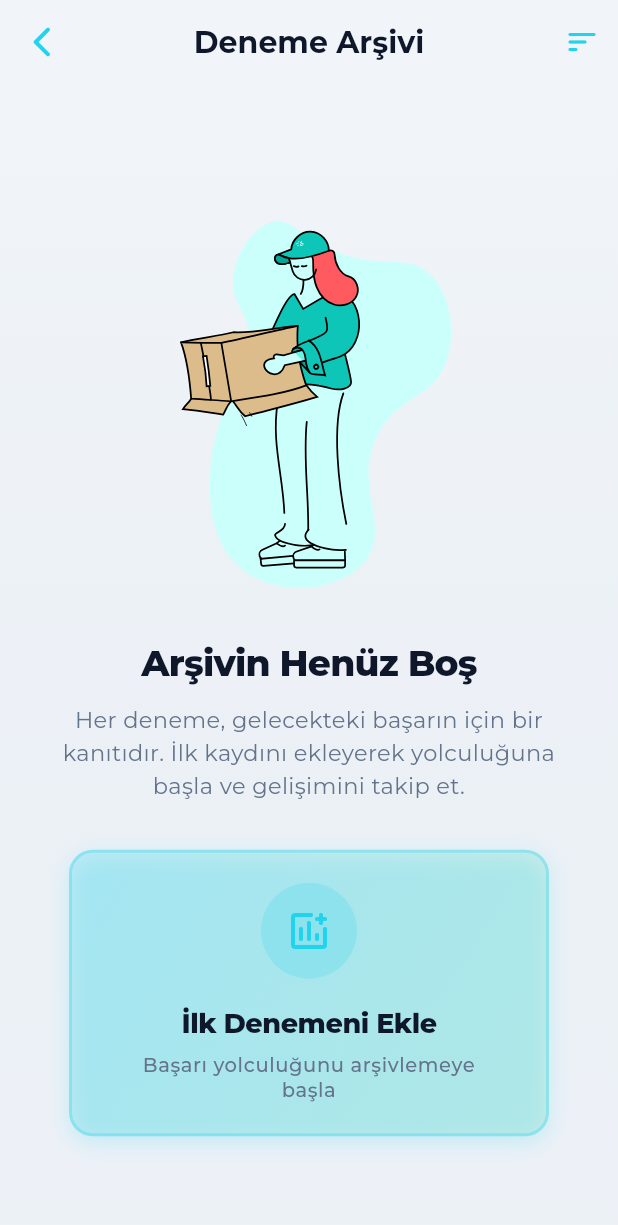
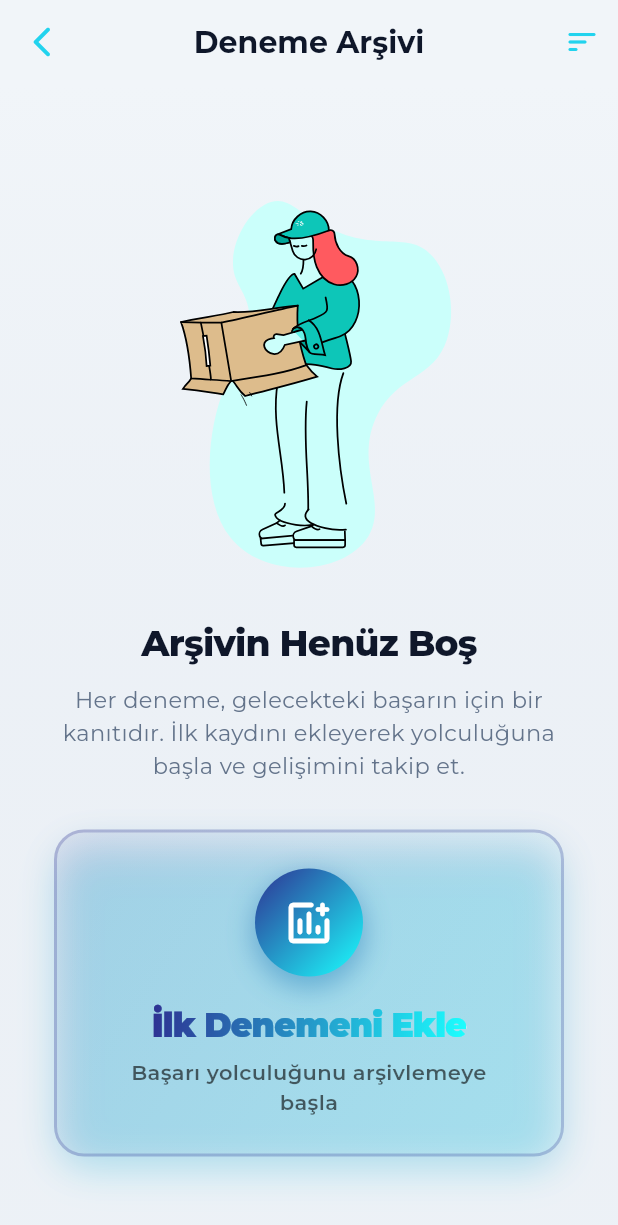
Before and after one commit to bakituncher/bilgee, a Flutter app: the LibraryScreen screen opened by its route, on a phone screen of 412 x 824 dp. Shown: the top 1225 px of the screen. Run offline on Flutter 3.47's test engine with Material 3 defaults, Android fonts, the phone set to English and light mode, and no system bars; drawn by our look-alikes of flutter_animate; our stand-ins replace cached_network_image, cloud_firestore, cloud_functions, confetti, equatable, file_picker and 23 more; missing offline and left inert: firebase_app_check, flutter_math_fork, markdown, purchases_flutter; accounts and stored records are empty; generated files the repository leaves out were written again; network calls fail.

Commit message:
renkler canlandı

```diff
--- a/lib/features/home/screens/library_screen.dart
+++ b/lib/features/home/screens/library_screen.dart
@@ -266,6 +266,9 @@ class _LibraryScreenState extends ConsumerState<LibraryScreen> {
   }
 
   Widget _buildBody(TextTheme textTheme) {
+    final theme = Theme.of(context);
+    final isDark = theme.brightness == Brightness.dark;
+
     if (_tests.isEmpty && _isLoading) {
       return const LogoLoader();
     }
@@ -325,68 +328,127 @@ class _LibraryScreenState extends ConsumerState<LibraryScreen> {
 
                 const SizedBox(height: 32),
 
-                // Deneme Ekle Butonu
+                // Deneme Ekle Butonu - Premium Gradient Design (Dark Mode Optimized)
                 InkWell(
                   onTap: () => context.push('/home/add-test'),
-                  borderRadius: BorderRadius.circular(16),
+                  borderRadius: BorderRadius.circular(20),
                   child: Container(
-                    padding: const EdgeInsets.symmetric(horizontal: 32, vertical: 20),
-                    constraints: const BoxConstraints(maxWidth: 320),
+                    padding: const EdgeInsets.symmetric(horizontal: 32, vertical: 24),
+                    constraints: const BoxConstraints(maxWidth: 340),
                     decoration: BoxDecoration(
                       gradient: LinearGradient(
                         begin: Alignment.topLeft,
                         end: Alignment.bottomRight,
-                        colors: [
-                          Theme.of(context).colorScheme.primary.withValues(alpha: 0.2),
-                          Theme.of(context).colorScheme.secondary.withValues(alpha: 0.15),
-                        ],
+                        colors: isDark
+                            ? [
+                                const Color(0xFF3D4DB7).withOpacity(0.35),
+                                const Color(0xFF1BFFFF).withOpacity(0.25),
+                              ]
+                            : [
+                                const Color(0xFF2E3192).withOpacity(0.08),
+                                const Color(0xFF1BFFFF).withOpacity(0.05),
+                              ],
                       ),
-                      borderRadius: BorderRadius.circular(16),
+                      borderRadius: BorderRadius.circular(20),
                       border: Border.all(
-                        color: Theme.of(context).colorScheme.primary.withValues(alpha: 0.3),
+                        color: isDark
+                            ? const Color(0xFF1BFFFF).withOpacity(0.5)
+                            : const Color(0xFF2E3192).withOpacity(0.25),
                         width: 2,
                       ),
                       boxShadow: [
                         BoxShadow(
-                          color: Theme.of(context).colorScheme.primary.withValues(alpha: 0.2),
-                          blurRadius: 12,
-                          offset: const Offset(0, 4),
+                          color: const Color(0xFF2E3192).withOpacity(isDark ? 0.4 : 0.15),
+                          blurRadius: 20,
+                          offset: const Offset(0, 8),
+                          spreadRadius: -2,
+                        ),
+                        BoxShadow(
+                          color: const Color(0xFF1BFFFF).withOpacity(isDark ? 0.35 : 0.2),
+                          blurRadius: 24,
+                          offset: const Offset(0, 12),
+                          spreadRadius: -4,
                         ),
                       ],
                     ),
                     child: Column(
                       mainAxisSize: MainAxisSize.min,
                       children: [
+                        // Gradient Icon Container
                         Container(
-                          padding: const EdgeInsets.all(16),
+                          padding: const EdgeInsets.all(18),
                           decoration: BoxDecoration(
-                            color: Theme.of(context).colorScheme.primary.withValues(alpha: 0.2),
+                            gradient: LinearGradient(
+                              colors: isDark
+                                  ? [
+                                      const Color(0xFF4D5FD1),
+                                      const Color(0xFF1BFFFF),
+                                    ]
+                                  : [
+                                      const Color(0xFF2E3192),
+                                      const Color(0xFF1BFFFF),
+                                    ],
+                              begin: Alignment.topLeft,
+                              end: Alignment.bottomRight,
+                            ),
                             shape: BoxShape.circle,
+                            boxShadow: [
+                              BoxShadow(
+                                color: const Color(0xFF2E3192).withOpacity(isDark ? 0.5 : 0.4),
+                                blurRadius: 16,
+                                offset: const Offset(0, 6),
+                              ),
+                              BoxShadow(
+                                color: const Color(0xFF1BFFFF).withOpacity(isDark ? 0.4 : 0.3),
+                                blurRadius: 20,
+                                offset: const Offset(0, 8),
+                                spreadRadius: -4,
+                              ),
+                            ],
                           ),
-                          child: Icon(
+                          child: const Icon(
                             Icons.add_chart_rounded,
-                            color: Theme.of(context).colorScheme.primary,
-                            size: 32,
+                            color: Colors.white,
+                            size: 36,
                           ),
                         ),
-                        const SizedBox(height: 16),
-                        Text(
-                          'İlk Denemeni Ekle',
-                          style: textTheme.titleMedium?.copyWith(
-                            fontWeight: FontWeight.w800,
-                            fontSize: 18,
-                            letterSpacing: -0.3,
+                        const SizedBox(height: 18),
+                        // Gradient Text - Dark mode için daha parlak
+                        ShaderMask(
+                          shaderCallback: (bounds) => LinearGradient(
+                            colors: isDark
+                                ? [
+                                    const Color(0xFF6B7FFF),
+                                    const Color(0xFF1BFFFF),
+                                  ]
+                                : [
+                                    const Color(0xFF2E3192),
+                                    const Color(0xFF1BFFFF),
+                                  ],
+                            begin: Alignment.topLeft,
+                            end: Alignment.bottomRight,
+                          ).createShader(bounds),
+                          child: Text(
+                            'İlk Denemeni Ekle',
+                            style: textTheme.titleLarge?.copyWith(
+                              fontWeight: FontWeight.w900,
+                              fontSize: 22,
+                              letterSpacing: -0.5,
+                              color: Colors.white,
+                            ),
+                            textAlign: TextAlign.center,
                           ),
-                          textAlign: TextAlign.center,
                         ),
-                        const SizedBox(height: 6),
+                        const SizedBox(height: 8),
                         Text(
                           'Başarı yolculuğunu arşivlemeye başla',
-                          style: textTheme.bodySmall?.copyWith(
-                            fontWeight: FontWeight.w500,
-                            fontSize: 13,
-                            height: 1.3,
-                            color: Theme.of(context).colorScheme.onSurfaceVariant,
+                          style: textTheme.bodyMedium?.copyWith(
+                            fontWeight: FontWeight.w600,
+                            fontSize: 14,
+                            height: 1.4,
+                            color: isDark
+                                ? Colors.white.withOpacity(0.85)
+                                : Colors.black.withOpacity(0.6),
                           ),
                           textAlign: TextAlign.center,
                         ),
@@ -406,9 +468,7 @@ class _LibraryScreenState extends ConsumerState<LibraryScreen> {
 
     final filtered = _applyFiltersAndSort();
 
-    final theme = Theme.of(context);
     final colorScheme = theme.colorScheme;
-    final isDark = theme.brightness == Brightness.dark;
 
     return Column(
       children: [
```
Also changed, not shown: lib/features/stats/widgets/overview_content.dart (+52 -25 lines).
